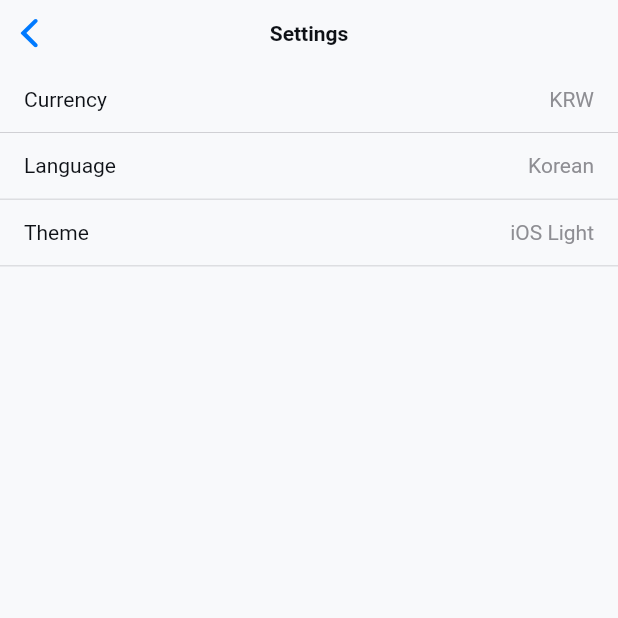
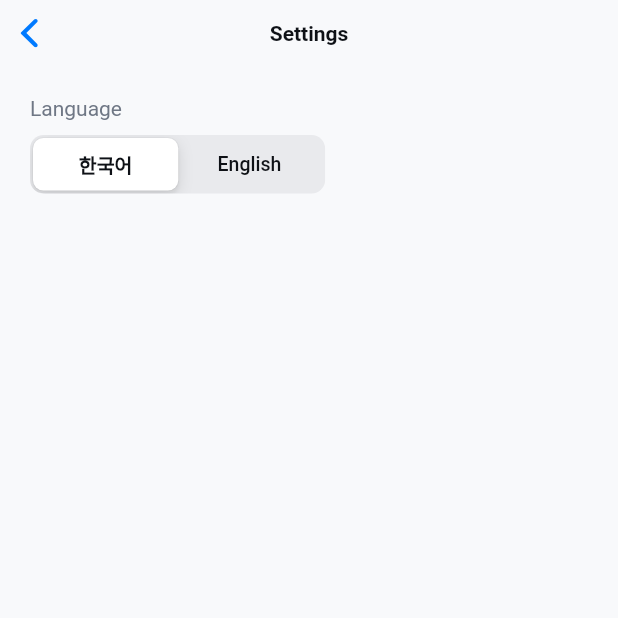
Before and after one commit to Cozystone/WETHUS2, a Flutter app: the SettingsScreen screen opened directly, on a phone screen of 412 x 824 dp, the top half of it. Run offline on Flutter 3.47's test engine with Material 3 defaults, Android fonts, the phone set to English and light mode, and no system bars.

Commit message:
feat(timevest): add settings tab with ko/en toggle, minute unit on home, and bump v1.6

```diff
--- a/TIMONEY/lib/core/constants/app_version.dart
+++ b/TIMONEY/lib/core/constants/app_version.dart
@@ -1 +1 @@
-const String kAppVersionLabel = 'v1.5';
+const String kAppVersionLabel = 'v1.6';
--- /dev/null
+++ b/TIMONEY/lib/core/state/app_prefs.dart
@@ -0,0 +1,5 @@
+import 'package:flutter/foundation.dart';
+
+class AppPrefs {
+  static final ValueNotifier<String> lang = ValueNotifier<String>('ko'); // ko | en
+}
--- a/TIMONEY/lib/features/settings/settings_screen.dart
+++ b/TIMONEY/lib/features/settings/settings_screen.dart
@@ -1,4 +1,6 @@
 import 'package:flutter/cupertino.dart';
+import '../../core/design/app_colors.dart';
+import '../../core/state/app_prefs.dart';
 
 class SettingsScreen extends StatelessWidget {
   const SettingsScreen({super.key});
@@ -6,36 +8,39 @@ class SettingsScreen extends StatelessWidget {
   @override
   Widget build(BuildContext context) {
     return CupertinoPageScaffold(
-      navigationBar: const CupertinoNavigationBar(middle: Text('Settings')),
+      backgroundColor: AppColors.bg,
+      navigationBar: const CupertinoNavigationBar(
+        backgroundColor: AppColors.bg,
+        border: null,
+        middle: Text('Settings'),
+      ),
       child: SafeArea(
-        child: ListView(
-          children: const [
-            _SettingRow('Currency', 'KRW'),
-            _SettingRow('Language', 'Korean'),
-            _SettingRow('Theme', 'iOS Light'),
-          ],
+        child: Padding(
+          padding: const EdgeInsets.all(20),
+          child: ValueListenableBuilder<String>(
+            valueListenable: AppPrefs.lang,
+            builder: (context, lang, _) {
+              return Column(
+                crossAxisAlignment: CrossAxisAlignment.start,
+                children: [
+                  const Text('Language', style: TextStyle(fontSize: 14, color: AppColors.subText)),
+                  const SizedBox(height: 10),
+                  CupertinoSlidingSegmentedControl<String>(
+                    groupValue: lang,
+                    children: const {
+                      'ko': Padding(padding: EdgeInsets.symmetric(horizontal: 16, vertical: 8), child: Text('한국어')),
+                      'en': Padding(padding: EdgeInsets.symmetric(horizontal: 16, vertical: 8), child: Text('English')),
+                    },
+                    onValueChanged: (value) {
+                      if (value != null) AppPrefs.lang.value = value;
+                    },
+                  ),
+                ],
+              );
+            },
+          ),
         ),
       ),
     );
   }
 }
-
-class _SettingRow extends StatelessWidget {
-  final String title;
-  final String value;
-  const _SettingRow(this.title, this.value);
-
-  @override
-  Widget build(BuildContext context) {
-    return Container(
-      padding: const EdgeInsets.symmetric(horizontal: 16, vertical: 14),
-      decoration: const BoxDecoration(
-        border: Border(bottom: BorderSide(color: CupertinoColors.separator, width: 0.5)),
-      ),
-      child: Row(
-        mainAxisAlignment: MainAxisAlignment.spaceBetween,
-        children: [Text(title), Text(value, style: const TextStyle(color: CupertinoColors.systemGrey))],
-      ),
-    );
-  }
-}
```
Also changed, not shown: TIMONEY/lib/features/home/home_screen.dart (+50 -28 lines), TIMONEY/lib/features/home/root_tab_scaffold.dart (+6 -2 lines), TIMONEY/lib/features/market/market_screen.dart (+13 -6 lines).
